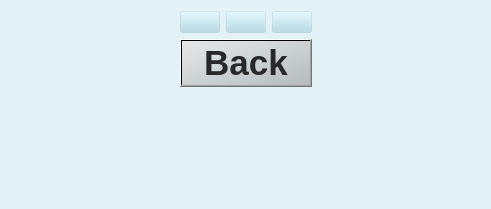
Old version of the form public_announcement.ui in the repository gurpartap007/qtmop.
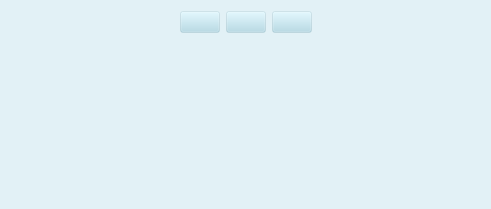
New version of the form. Icons and pictures are not drawn.

Commit message: adjusted size of Qspinbox in settings menu with stylesheets, added left,right,bottom area to go to back menu on clicked

The edit to the form file:
```diff
--- a/public_announcement.ui
+++ b/public_announcement.ui
@@ -103,27 +103,6 @@
        </item>
       </layout>
      </item>
-     <item>
-      <widget class="QPushButton" name="announcement_back_button">
-       <property name="font">
-        <font>
-         <pointsize>26</pointsize>
-         <weight>75</weight>
-         <bold>true</bold>
-        </font>
-       </property>
-       <property name="autoFillBackground">
-        <bool>false</bool>
-       </property>
-       <property name="styleSheet">
-        <string notr="true">background-color: qlineargradient(spread:pad, x0:0, y0:0, x1:1, y1:1, stop:0 rgba(150, 150, 150, 150), stop:1 rgba(230, 230, 230, 200));
-color: rgb(40, 40, 40);</string>
-       </property>
-       <property name="text">
-        <string>Back</string>
-       </property>
-      </widget>
-     </item>
      <item>
       <spacer name="verticalSpacer">
        <property name="orientation">
```
The commit also changes 13 other files.
